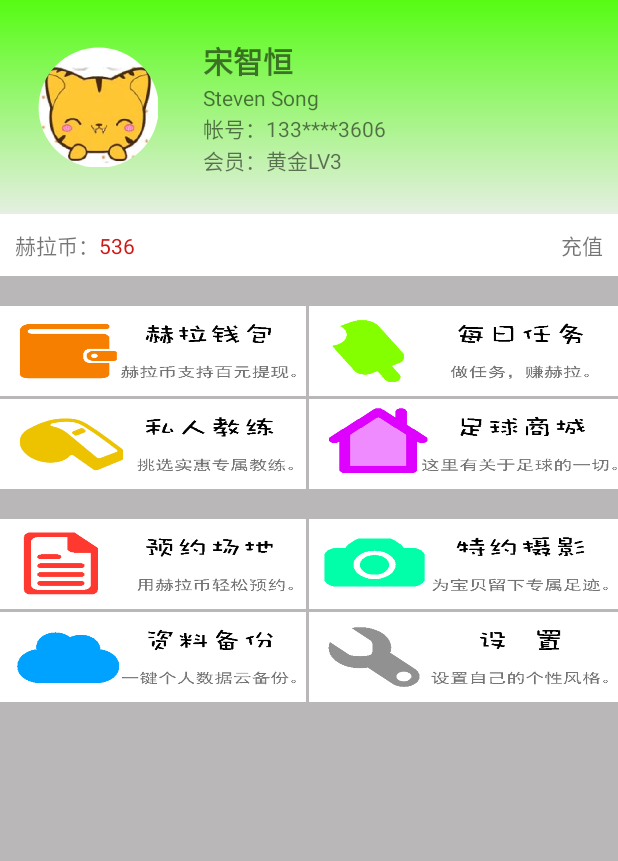
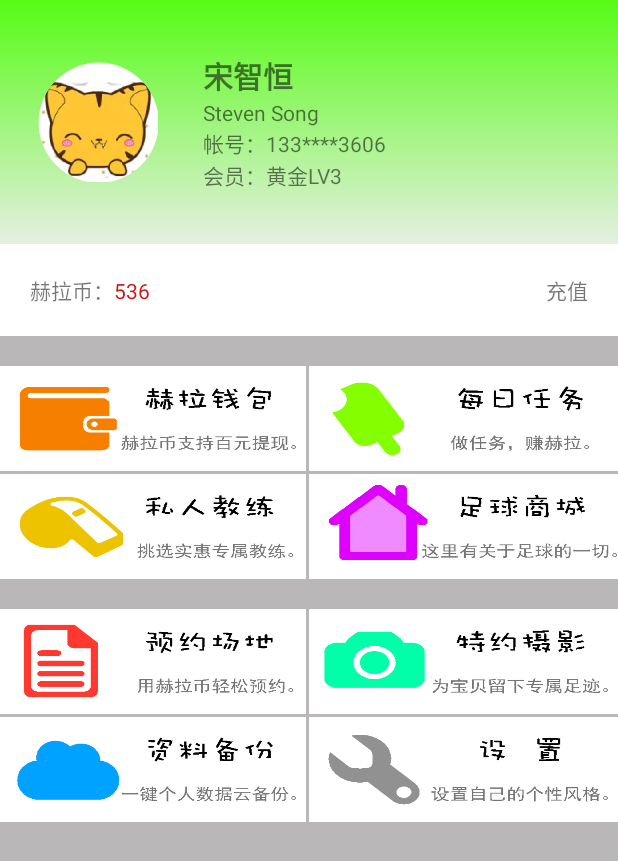
Before and after one commit to SoccerGo/SoccerGo, an Android app: the fragment MoreFragment shown on its own in the app's theme, on a phone screen of 412 x 824 dp. Shown: the top 861 px of the screen. Run offline under Robolectric (Android 15) with nearby library versions, the phone set to English and light mode, and no system bars.

Commit message:
优化UI 调整图片大小

```diff
--- a/app/src/main/res/layout/fragment_home.xml
+++ b/app/src/main/res/layout/fragment_home.xml
@@ -21,6 +21,7 @@
             android:layout_weight="1"
             android:layout_width="wrap_content"
             android:layout_height="wrap_content"
+            android:paddingLeft="20dp"
             android:orientation="vertical">
 
             <TextView
--- a/app/src/main/res/layout/fragment_more.xml
+++ b/app/src/main/res/layout/fragment_more.xml
@@ -12,7 +12,10 @@
         android:layout_height="wrap_content"
         android:background="@drawable/shape_more_green_to_white"
         android:orientation="horizontal"
-        android:padding="25dp">
+        android:paddingLeft="25dp"
+        android:paddingRight="25dp"
+        android:paddingTop="35dp"
+        android:paddingBottom="35dp">
 
         <heracles.soccergo.Tools.RoundImageView
             android:layout_width="80dp"
@@ -69,7 +72,7 @@
         android:layout_height="wrap_content"
         android:background="#fff"
         android:orientation="horizontal"
-        android:padding="10dp">
+        android:padding="20dp">
 
         <TextView
             android:layout_width="wrap_content"
@@ -103,7 +106,7 @@
 
             <ImageView
                 android:layout_width="wrap_content"
-                android:layout_height="60dp"
+                android:layout_height="70dp"
                 android:layout_marginRight="2dp"
                 android:layout_weight="1"
                 android:scaleType="fitXY"
@@ -111,7 +114,7 @@
 
             <ImageView
                 android:layout_width="wrap_content"
-                android:layout_height="60dp"
+                android:layout_height="70dp"
                 android:layout_weight="1"
                 android:scaleType="fitXY"
                 android:src="@drawable/daily_task"/>
@@ -126,7 +129,7 @@
 
             <ImageView
                 android:layout_width="wrap_content"
-                android:layout_height="60dp"
+                android:layout_height="70dp"
                 android:layout_marginRight="2dp"
                 android:layout_weight="1"
                 android:scaleType="fitXY"
@@ -134,7 +137,7 @@
 
             <ImageView
                 android:layout_width="wrap_content"
-                android:layout_height="60dp"
+                android:layout_height="70dp"
                 android:layout_weight="1"
                 android:scaleType="fitXY"
                 android:src="@drawable/football_mall"/>
@@ -156,7 +159,7 @@
 
             <ImageView
                 android:layout_width="wrap_content"
-                android:layout_height="60dp"
+                android:layout_height="70dp"
                 android:layout_marginRight="2dp"
                 android:layout_weight="1"
                 android:scaleType="fitXY"
@@ -164,7 +167,7 @@
 
             <ImageView
                 android:layout_width="wrap_content"
-                android:layout_height="60dp"
+                android:layout_height="70dp"
                 android:layout_weight="1"
                 android:scaleType="fitXY"
                 android:src="@drawable/special_photography"/>
@@ -179,7 +182,7 @@
 
             <ImageView
                 android:layout_width="wrap_content"
-                android:layout_height="60dp"
+                android:layout_height="70dp"
                 android:layout_marginRight="2dp"
                 android:layout_weight="1"
                 android:scaleType="fitXY"
@@ -187,7 +190,7 @@
 
             <ImageView
                 android:layout_width="wrap_content"
-                android:layout_height="60dp"
+                android:layout_height="70dp"
                 android:layout_weight="1"
                 android:scaleType="fitXY"
                 android:src="@drawable/setting"/>
```
